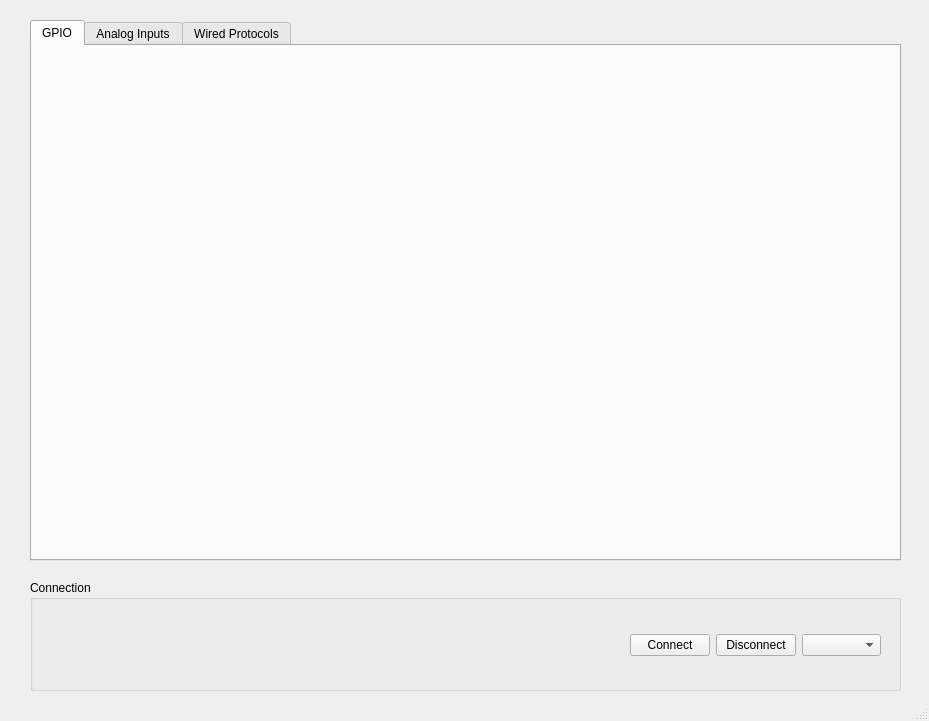
AakashKumar21/EmbeddedToolbox-GUI, file View/mainview.ui: the form before one commit.
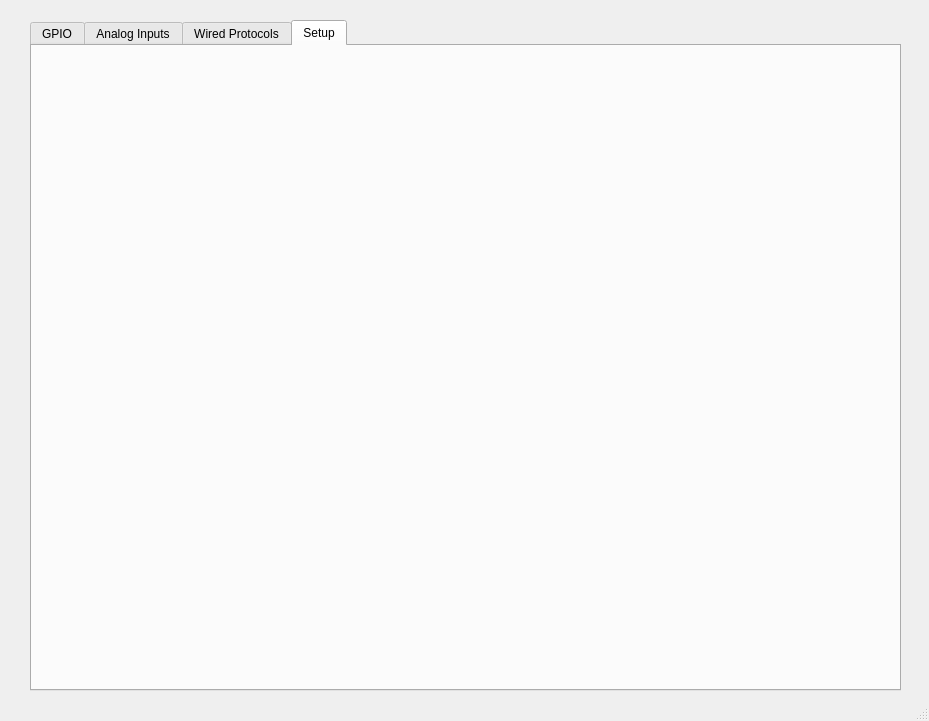
The form after the commit. The open tabs and pages were chosen to show the change.

```diff
--- a/View/mainview.ui
+++ b/View/mainview.ui
@@ -23,7 +23,7 @@
       <x>30</x>
       <y>20</y>
       <width>871</width>
-      <height>541</height>
+      <height>671</height>
      </rect>
     </property>
     <property name="currentIndex">
@@ -70,51 +70,21 @@
       <string>Wired Protocols</string>
      </attribute>
     </widget>
-   </widget>
-   <widget class="QGroupBox" name="setupBox">
-    <property name="geometry">
-     <rect>
-      <x>30</x>
-      <y>580</y>
-      <width>871</width>
-      <height>111</height>
-     </rect>
-    </property>
-    <property name="title">
-     <string>Connection</string>
-    </property>
-    <widget class="QWidget" name="horizontalLayoutWidget">
-     <property name="geometry">
-      <rect>
-       <x>600</x>
-       <y>30</y>
-       <width>251</width>
-       <height>71</height>
-      </rect>
-     </property>
-     <layout class="QHBoxLayout" name="grp_connection">
-      <item>
-       <widget class="QPushButton" name="btn_connect">
-        <property name="text">
-         <string>Connect</string>
-        </property>
-       </widget>
-      </item>
-      <item>
-       <widget class="QPushButton" name="btn_disconnect">
-        <property name="text">
-         <string>Disconnect</string>
-        </property>
-       </widget>
-      </item>
-      <item>
-       <widget class="QComboBox" name="comPortSelect">
-        <property name="editable">
-         <bool>false</bool>
-        </property>
-       </widget>
-      </item>
-     </layout>
+    <widget class="QWidget" name="tab">
+     <attribute name="title">
+      <string>Setup</string>
+     </attribute>
+     <widget class="QWidget" name="verticalLayoutWidget_2">
+      <property name="geometry">
+       <rect>
+        <x>20</x>
+        <y>40</y>
+        <width>831</width>
+        <height>461</height>
+       </rect>
+      </property>
+      <layout class="QVBoxLayout" name="loSetupTab"/>
+     </widget>
     </widget>
    </widget>
   </widget>
```
Left out of the diff: 2 changed lines with no effect on the pictures.
